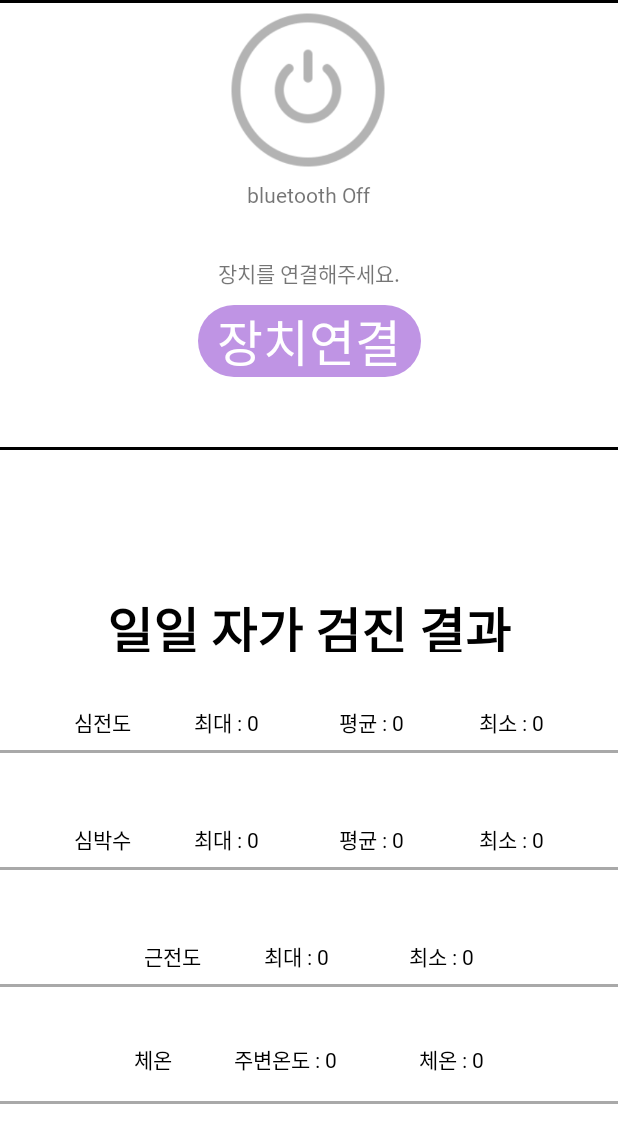
After one commit to JunYong11/debg, an Android app: the arduinoActivity screen opened directly, with no data from a screen before it, on a phone screen of 412 x 824 dp. The commit adds this screen. Shown: the top 1143 px of the screen. Run offline under Robolectric (Android 15) with nearby library versions, the phone set to English and light mode, and no system bars.

Commit message:
arduino +

```diff
--- a/app/src/main/java/com/example/main/chatgptActivity.java
+++ b/app/src/main/java/com/example/main/chatgptActivity.java
@@ -33,7 +33,7 @@ public class chatgptActivity extends AppCompatActivity {
     //chatgpt
     public static String answer = "";
     int cv;
-    public static OpenAiService service = new OpenAiService("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");
+    public static OpenAiService service = new OpenAiService("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");
     public static List<ChatMessage> message = new ArrayList<ChatMessage>();
     //layout
 
--- /dev/null
+++ b/app/src/main/res/drawable/bottomborder.xml
@@ -0,0 +1,22 @@
+<?xml version="1.0" encoding="utf-8"?>
+
+<layer-list xmlns:android="http://schemas.android.com/apk/res/android">
+
+
+    <item>
+        <shape android:shape="rectangle" >
+            <solid android:color="#00ff0000" />
+        </shape>
+    </item>
+
+    <item  android:left="-4dp" android:right="-4dp" android:top="-4dp">
+        <shape>
+            <solid android:color="@android:color/transparent" />
+            <stroke
+                android:width="2.0dp"
+                android:color="#A9A9A9" />
+        </shape>
+    </item>
+
+
+</layer-list>
--- /dev/null
+++ b/app/src/main/res/drawable/connectborder.xml
@@ -0,0 +1,30 @@
+<?xml version="1.0" encoding="utf-8"?>
+<layer-list xmlns:android="http://schemas.android.com/apk/res/android">
+    <item>
+        <shape android:shape="rectangle">
+            <stroke
+                android:width="30dp"
+                android:color="#00ff0000" />
+            <corners
+                android:bottomRightRadius="100dp"
+                android:bottomLeftRadius="100dp"
+                android:topLeftRadius="100dp"
+                android:topRightRadius="100dp"/>
+        </shape>
+    </item>
+
+    <item
+        android:bottom="1dp"
+        android:left="1dp"
+        android:right="1dp"
+        android:top="1dp">
+        <shape android:shape="rectangle">
+            <solid android:color="#BF94E4"/>
+            <corners
+                android:bottomRightRadius="100dp"
+                android:bottomLeftRadius="100dp"
+                android:topLeftRadius="100dp"
+                android:topRightRadius="100dp"/>
+        </shape>
+    </item>
+</layer-list>
--- /dev/null
+++ b/app/src/main/res/font/custom_fontfamily.xml
@@ -0,0 +1,25 @@
+<?xml version="1.0" encoding="utf-8"?>
+<font-family
+    xmlns:android="http://schemas.android.com/apk/res/android"
+    xmlns:app="http://schemas.android.com/apk/res-auto">
+
+    <!--regular-->
+    <font
+        android:font="@font/nanumsquarebold"
+        android:fontStyle="normal"
+        android:fontWeight="400"
+        app:font="@font/nanumsquarebold"
+        app:fontStyle="normal"
+        app:fontWeight="500" />
+
+    <!--bold-->
+    <font
+        android:font="@font/nanumsquareextrabold"
+        android:fontStyle="normal"
+        android:fontWeight="700"
+        app:font="@font/nanumsquareextrabold"
+        app:fontStyle="normal"
+        app:fontWeight="1000" />
+
+
+</font-family>
--- a/app/src/main/res/layout/activity_main.xml
+++ b/app/src/main/res/layout/activity_main.xml
@@ -32,6 +32,7 @@
         android:background="@drawable/infoborder"
         android:gravity="center"
         android:text="문진결과 표기"
+        android:fontFamily="@font/nanumsquarebold"
         android:textColor="@color/black"
         android:textSize="50sp"
         app:layout_constraintBottom_toBottomOf="parent"
@@ -207,6 +208,7 @@
         android:layout_width="wrap_content"
         android:layout_height="wrap_content"
         android:text="아두이노 일일검사 연동"
+        android:textStyle="bold"
         app:layout_constraintBottom_toBottomOf="parent"
         app:layout_constraintEnd_toEndOf="parent"
         app:layout_constraintHorizontal_bias="0.974"
--- /dev/null
+++ b/app/src/main/res/layout/arduino.xml
@@ -0,0 +1,169 @@
+<?xml version="1.0" encoding="utf-8"?>
+<androidx.constraintlayout.widget.ConstraintLayout xmlns:android="http://schemas.android.com/apk/res/android"
+    xmlns:app="http://schemas.android.com/apk/res-auto"
+    xmlns:tools="http://schemas.android.com/tools"
+    android:layout_width="match_parent"
+    android:layout_height="match_parent"
+    tools:context=".arduinoActivity">
+
+    <androidx.constraintlayout.widget.ConstraintLayout
+        android:id="@+id/constraintLayout"
+        android:layout_width="match_parent"
+        android:layout_height="300dp"
+        android:background="@drawable/infoborder"
+        app:layout_constraintBottom_toBottomOf="parent"
+        app:layout_constraintEnd_toEndOf="parent"
+        app:layout_constraintHorizontal_bias="1.0"
+        app:layout_constraintStart_toStartOf="parent"
+        app:layout_constraintTop_toTopOf="parent"
+        app:layout_constraintVertical_bias="0.0">
+
+        <TextView
+            android:id="@+id/connectText"
+            android:layout_width="277dp"
+            android:layout_height="44dp"
+            android:gravity="center"
+            android:text="장치를 연결해주세요."
+            app:layout_constraintBottom_toBottomOf="parent"
+            app:layout_constraintEnd_toEndOf="parent"
+            app:layout_constraintStart_toStartOf="parent"
+            app:layout_constraintTop_toTopOf="parent"
+            app:layout_constraintVertical_bias="0.625" />
+
+        <ImageButton
+            android:id="@+id/power"
+            android:layout_width="120dp"
+            android:layout_height="120dp"
+            android:background="@drawable/power"
+            android:paddingStart="10dp"
+            android:textSize="14sp"
+            app:layout_constraintBottom_toBottomOf="parent"
+            app:layout_constraintEnd_toEndOf="parent"
+            app:layout_constraintHorizontal_bias="0.498"
+            app:layout_constraintStart_toStartOf="parent"
+            app:layout_constraintTop_toTopOf="parent"
+            app:layout_constraintVertical_bias="0.0" />
+
+        <TextView
+            android:id="@+id/btText"
+            android:layout_width="120dp"
+            android:layout_height="20dp"
+            android:fontFamily="@font/nanumsquareextrabold"
+            android:gravity="center"
+            android:text="bluetooth Off"
+            app:layout_constraintBottom_toBottomOf="parent"
+            app:layout_constraintEnd_toEndOf="parent"
+            app:layout_constraintHorizontal_bias="0.498"
+            app:layout_constraintStart_toStartOf="parent"
+            app:layout_constraintTop_toTopOf="parent"
+            app:layout_constraintVertical_bias="0.428" />
+
+        <androidx.appcompat.widget.AppCompatButton
+            android:id="@+id/connect"
+            android:layout_width="150dp"
+            android:layout_height="49dp"
+            android:background="@drawable/connectborder"
+            android:fontFamily="@font/nanumsquarebold"
+            android:text="장치연결"
+            android:textSize="50px"
+            android:textColor="#FFFFFF"
+            app:layout_constraintBottom_toBottomOf="parent"
+            app:layout_constraintEnd_toEndOf="parent"
+            app:layout_constraintStart_toStartOf="parent"
+            app:layout_constraintTop_toTopOf="parent"
+            app:layout_constraintVertical_bias="0.809" />
+
+        </androidx.constraintlayout.widget.ConstraintLayout>
+
+    <androidx.constraintlayout.widget.ConstraintLayout
+        android:layout_width="match_parent"
+        android:layout_height="430dp"
+        app:layout_constraintBottom_toBottomOf="parent"
+        app:layout_constraintEnd_toEndOf="parent"
+        app:layout_constraintHorizontal_bias="0.0"
+        app:layout_constraintStart_toStartOf="parent"
+        app:layout_constraintTop_toTopOf="parent"
+        app:layout_constraintVertical_bias="1.0">
+        <TextView
+            android:id="@+id/symText5"
+            android:layout_width="match_parent"
+            android:layout_height="40dp"
+            android:gravity="center"
+            android:fontFamily="@font/nanumsquarebold"
+            android:textSize="50px"
+            android:textStyle="bold"
+            android:text="일일 자가 검진 결과"
+            android:textColor="@color/black"
+            app:layout_constraintBottom_toBottomOf="parent"
+            app:layout_constraintEnd_toEndOf="parent"
+            app:layout_constraintStart_toStartOf="parent"
+            app:layout_constraintTop_toTopOf="parent"
+            app:layout_constraintVertical_bias="0.002" />
+
+        <TextView
+            android:id="@+id/hText"
+            android:layout_width="match_parent"
+            android:gravity="center"
+            android:layout_height="40dp"
+            android:background="@drawable/bottomborder"
+            android:fontFamily="@font/nanumsquarebold"
+            android:text="심전도\t\t\t\t최대 : 0\t\t\t\t 평균 : 0\t\t\t\t 최소 : 0"
+            android:textColor="@color/black"
+            app:layout_constraintBottom_toBottomOf="parent"
+            app:layout_constraintEnd_toEndOf="parent"
+            app:layout_constraintHorizontal_bias="0.0"
+            app:layout_constraintStart_toStartOf="parent"
+            app:layout_constraintTop_toTopOf="parent"
+            app:layout_constraintVertical_bias="0.174" />
+
+
+        <TextView
+            android:id="@+id/gText"
+            android:gravity="center"
+            android:layout_width="match_parent"
+            android:layout_height="40dp"
+            android:background="@drawable/bottomborder"
+            android:fontFamily="@font/nanumsquarebold"
+            android:text="근전도\t\t\t\t최대 : 0\t\t\t\t 최소 : 0"
+            android:textColor="@color/black"
+            app:layout_constraintBottom_toBottomOf="parent"
+            app:layout_constraintEnd_toEndOf="parent"
+            app:layout_constraintHorizontal_bias="0.0"
+            app:layout_constraintStart_toStartOf="parent"
+            app:layout_constraintTop_toTopOf="parent"
+            app:layout_constraintVertical_bias="0.574" />
+
+        <TextView
+            android:id="@+id/bText"
+            android:gravity="center"
+            android:layout_width="match_parent"
+            android:layout_height="40dp"
+            android:background="@drawable/bottomborder"
+            android:fontFamily="@font/nanumsquarebold"
+            android:text="심박수\t\t\t\t최대 : 0\t\t\t\t 평균 : 0\t\t\t\t 최소 : 0"
+            android:textColor="@color/black"
+            app:layout_constraintBottom_toBottomOf="parent"
+            app:layout_constraintEnd_toEndOf="parent"
+            app:layout_constraintHorizontal_bias="0.0"
+            app:layout_constraintStart_toStartOf="parent"
+            app:layout_constraintTop_toTopOf="parent"
+            app:layout_constraintVertical_bias="0.374" />
+
+        <TextView
+            android:id="@+id/tText"
+            android:textAlignment="center"
+            android:layout_width="match_parent"
+            android:layout_height="40dp"
+            android:fontFamily="@font/nanumsquarebold"
+            android:text="체온\t\t\t\t주변온도 : 0\t\t\t\t 체온 : 0"
+            android:textColor="@color/black"
+            android:background="@drawable/bottomborder"
+            app:layout_constraintBottom_toBottomOf="parent"
+            app:layout_constraintEnd_toEndOf="parent"
+            app:layout_constraintStart_toStartOf="parent"
+            app:layout_constraintTop_toTopOf="parent"
+            app:layout_constraintVertical_bias="0.774" />
+
+    </androidx.constraintlayout.widget.ConstraintLayout>
+
+</androidx.constraintlayout.widget.ConstraintLayout>
--- a/app/src/main/res/values/themes.xml
+++ b/app/src/main/res/values/themes.xml
@@ -12,5 +12,35 @@
         <!-- Status bar color. -->
         <item name="android:statusBarColor" tools:targetApi="l">?attr/colorPrimaryVariant</item>
         <!-- Customize your theme here. -->
+        <!--custom font-family 적용-->
+        <item name="android:textViewStyle">@style/customTextViewFontStyle</item>
+        <item name="android:buttonStyle">@style/customButtonFontStyle</item>
+        <item name="android:editTextStyle">@style/customEditTextFontStyle</item>
+        <item name="android:radioButtonStyle">@style/customRadioButtonFontStyle</item>
+        <item name="android:checkboxStyle">@style/customCheckboxFontStyle</item>
     </style>
+
+    <!-- Custom font 적용 -->
+    <style name="customTextViewFontStyle" parent="@android:style/Widget.DeviceDefault.TextView">
+        <item name="android:fontFamily">@font/custom_fontfamily</item>
+    </style>
+
+    <style name="customButtonFontStyle" parent="@android:style/Widget.DeviceDefault.Button.Borderless">
+        <item name="android:fontFamily">@font/custom_fontfamily</item>
+    </style>
+
+    <style name="customEditTextFontStyle" parent="@android:style/Widget.DeviceDefault.EditText">
+        <item name="android:fontFamily">@font/custom_fontfamily</item>
+    </style>
+
+    <style name="customRadioButtonFontStyle" parent="@android:style/Widget.DeviceDefault.CompoundButton.RadioButton">
+        <item name="android:fontFamily">@font/custom_fontfamily</item>
+    </style>
+
+    <style name="customCheckboxFontStyle" parent="@android:style/Widget.DeviceDefault.CompoundButton.CheckBox">
+        <item name="android:fontFamily">@font/custom_fontfamily</item>
+    </style>
+
+
+
 </resources>
```
Also changed, not shown: app/build.gradle (+5 -4 lines), app/src/main/AndroidManifest.xml (+12 -2 lines), app/src/main/java/com/example/main/MainActivity.java (+19 -1 lines), app/src/main/java/com/example/main/arduinoActivity.java (added, +376 -0 lines), app/src/main/res/drawable/bluetooth.png (added), app/src/main/res/drawable/power.png (added), app/src/main/res/drawable/power_on.png (added), gradle/wrapper/gradle-wrapper.properties, 230 other files.
